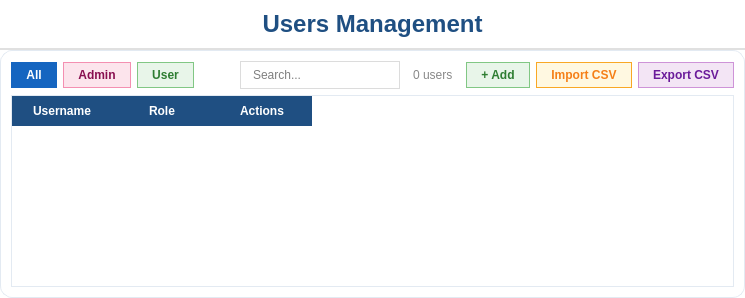
Qt form ui/Users.ui (maihuybao/SmartLockUEL) before a commit.
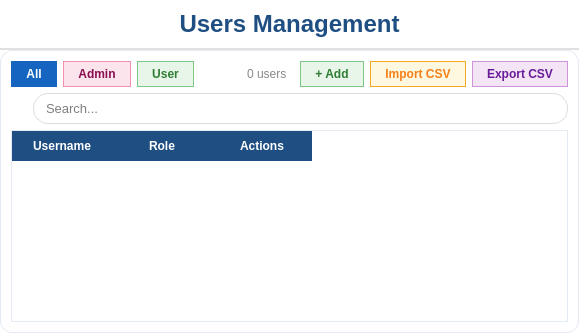
The same form after that commit. Icons and pictures are not drawn.

Commit message:
Add search icon to management UIs, update logo
Replace standalone search QLineEdit with a compact HBox containing a search icon and a styled QLineEdit across BookingManagement, DeviceManagement, RoomManagement, and Users UIs to unify appearance and spacing. Add images/search.png asset and remove images/update.png. Also update MainWindow.ui to use ../images/UEL_Logo.png for the logo path. .DS_Store was updated (binary change).

What changed in the file:
```diff
--- a/ui/Users.ui
+++ b/ui/Users.ui
@@ -64,13 +64,6 @@
           <property name="sizeHint" stdset="0"><size><width>40</width><height>20</height></size></property>
          </spacer>
         </item>
-        <item>
-         <widget class="QLineEdit" name="lineEditSearch">
-          <property name="minimumSize"><size><width>160</width><height>0</height></size></property>
-          <property name="styleSheet"><string notr="true">QLineEdit { color: black; padding: 5px 10px; border: 1px solid #dcdcdc; border-radius: 15px; font-size: 12px; } QLineEdit:focus { border: 1px solid #1f4f82; }</string></property>
-          <property name="placeholderText"><string>Search...</string></property>
-         </widget>
-        </item>
         <item>
          <widget class="QLabel" name="lblCount">
           <property name="styleSheet"><string notr="true">color: #888; font-size: 12px; padding: 0 4px;</string></property>
@@ -97,6 +90,26 @@
         </item>
        </layout>
       </item>
+      <item>
+       <layout class="QHBoxLayout" name="searchLayout">
+        <property name="spacing"><number>6</number></property>
+        <item>
+         <widget class="QLabel" name="lblSearchIcon">
+          <property name="minimumSize"><size><width>16</width><height>16</height></size></property>
+          <property name="maximumSize"><size><width>16</width><height>16</height></size></property>
+          <property name="pixmap"><pixmap>../images/search.png</pixmap></property>
+          <property name="scaledContents"><bool>true</bool></property>
+          <property name="styleSheet"><string notr="true">background: transparent; border: none;</string></property>
+         </widget>
+        </item>
+        <item>
+         <widget class="QLineEdit" name="lineEditSearch">
+          <property name="styleSheet"><string notr="true">QLineEdit { color: black; padding: 6px 10px; border: 1px solid #dcdcdc; border-radius: 15px; font-size: 13px; } QLineEdit:focus { border: 1px solid #1f4f82; }</string></property>
+          <property name="placeholderText"><string>Search...</string></property>
+         </widget>
+        </item>
+       </layout>
+      </item>
       <item>
        <widget class="QTableWidget" name="tableWidget">
         <property name="selectionBehavior"><enum>QAbstractItemView::SelectRows</enum></property>
```
The commit also changes 7 other files.
